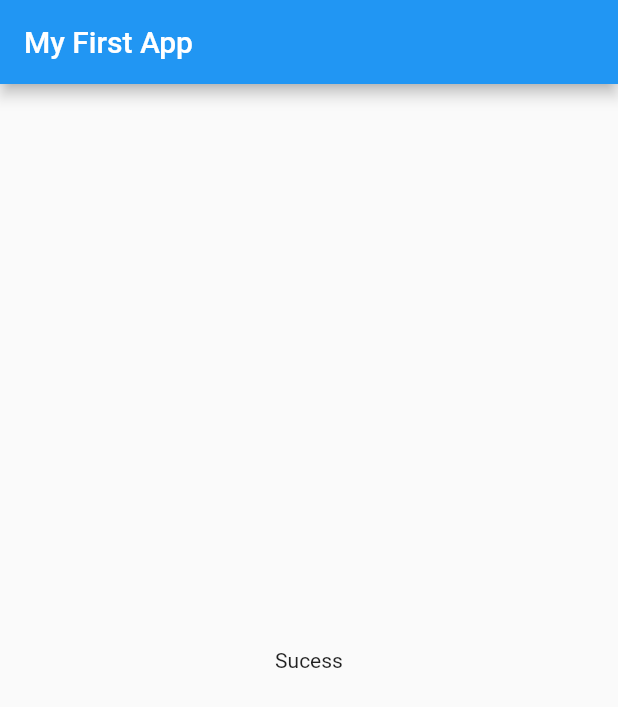
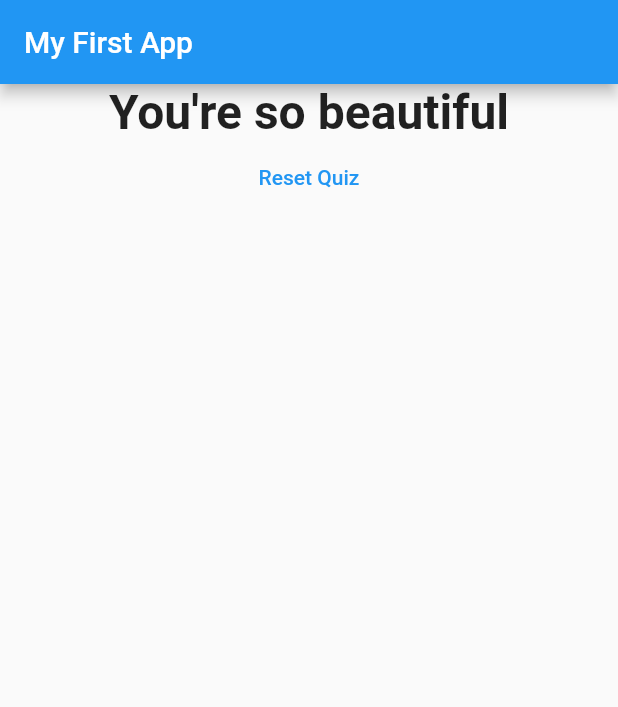
Before and after one commit to emertola/learn-flutter, a Flutter app: the screen it shows after launch, after a tap on "Black", after a tap on "Brown", after a tap on "Round", on a phone screen of 412 x 824 dp. Shown: the top 707 px of the screen. Run offline on Flutter 3.47's test engine with Material 2 defaults, Android fonts, the phone set to English and light mode, and no system bars.

Commit message:
final quiz app

```diff
--- a/lib/main.dart
+++ b/lib/main.dart
@@ -1,41 +1,69 @@
+import 'package:first_app/quiz.dart';
+import 'package:first_app/result.dart';
 import 'package:flutter/material.dart';
 
-import './question.dart';
-import 'package:first_app/answer.dart';
+// import './question.dart';
+// import 'package:first_app/answer.dart';
+import './quiz.dart';
 
 void main() => runApp(MyApp());
 
 class MyApp extends StatefulWidget {
   @override
   State<StatefulWidget> createState() {
-    return MyAppState();
+    return _MyAppState();
   }
 }
 
-class MyAppState extends State<MyApp> {
-  var questionIndex = 0;
+class _MyAppState extends State<MyApp> {
+  var _questionIndex = 0;
+  var _totalScore = 0;
 
-  void answerQuestion() {
+  void _answerQuestion(int score) {
+    _totalScore += score;
+
     setState(() {
-      questionIndex = questionIndex + 1;
+      _questionIndex = _questionIndex + 1;
     });
-    // print(questionIndex);
+  }
+
+  void _resetQuiz() {
+    setState(() {
+      _totalScore = 0;
+      _questionIndex = 0;
+    });
   }
 
   @override
   Widget build(BuildContext context) {
-    var questions = [
+    var _questions = [
       {
         'questionText': 'What\'s the color of your eye?',
-        'answers': ['Black', 'Brown', 'Blue', 'Green', 'Other']
+        'answers': [
+          {'text': 'Black', 'score': 5},
+          {'text': 'Brown', 'score': 8},
+          {'text': 'Blue', 'score': 10},
+          {'text': 'Green', 'score': 9},
+          {'text': 'Other', 'score': 6}
+        ]
       },
       {
         'questionText': 'What\s the color of your skin?',
-        'answers': ['White', 'Brown', 'Black', 'Other']
+        'answers': [
+          {'text': 'White', 'score': 10},
+          {'text': 'Brown', 'score': 6},
+          {'text': 'Black', 'score': 2},
+          {'text': 'Other', 'score': 5}
+        ]
       },
       {
         'questionText': 'What\'s the shape of your head?',
-        'answers': ['Round', 'Oval', 'Square', 'Other']
+        'answers': [
+          {'text': 'Round', 'score': 8},
+          {'text': 'Oval', 'score': 8},
+          {'text': 'Square', 'score': 4},
+          {'text': 'Other', 'score': 7}
+        ]
       }
     ];
 
@@ -44,19 +72,13 @@ class MyAppState extends State<MyApp> {
         appBar: AppBar(
           title: Text('My First App'),
         ),
-        body: questionIndex < questions.length
-            ? Column(
-                children: [
-                  Question(questions[questionIndex]['questionText']),
-                  ...(questions[questionIndex]['answers'] as List<String>)
-                      .map((answer) {
-                    return Answer(answerQuestion, answer);
-                  }).toList()
-                ],
+        body: _questionIndex < _questions.length
+            ? Quiz(
+                questions: _questions,
+                questionIndex: _questionIndex,
+                answerQuestion: _answerQuestion,
               )
-            : Center(
-                child: Text('Sucess'),
-              ),
+            : Result(_totalScore, _resetQuiz),
       ),
     );
   }
--- /dev/null
+++ b/lib/quiz.dart
@@ -0,0 +1,30 @@
+import 'package:first_app/question.dart';
+import 'package:flutter/material.dart';
+
+import './question.dart';
+import './answer.dart';
+
+class Quiz extends StatelessWidget {
+  final List<Map<String, Object>> questions;
+  final int questionIndex;
+  final Function answerQuestion;
+
+  Quiz({
+    @required this.questions,
+    @required this.questionIndex,
+    @required this.answerQuestion,
+  });
+
+  @override
+  Widget build(BuildContext context) {
+    return Column(
+      children: [
+        Question(questions[questionIndex]['questionText']),
+        ...(questions[questionIndex]['answers'] as List<Map<String, Object>>)
+            .map((answer) {
+          return Answer(() => answerQuestion(answer['score']), answer['text']);
+        }).toList()
+      ],
+    );
+  }
+}
--- /dev/null
+++ b/lib/result.dart
@@ -0,0 +1,36 @@
+import 'package:flutter/material.dart';
+
+class Result extends StatelessWidget {
+  final int resultScore;
+  final Function resetHandler;
+
+  Result(this.resultScore, this.resetHandler);
+
+  String get resultPhrase {
+    String resultText;
+    if (resultScore <= 15) {
+      resultText = 'Such a nice person';
+    } else if (resultScore <= 25) {
+      resultText = 'You\'re so beautiful';
+    } else {
+      resultText = 'Like an angel';
+    }
+    return resultText;
+  }
+
+  @override
+  Widget build(BuildContext context) {
+    return Center(
+      child: Column(
+        children: [
+          Text(
+            resultPhrase,
+            style: TextStyle(fontSize: 32, fontWeight: FontWeight.bold),
+            textAlign: TextAlign.center,
+          ),
+          TextButton(onPressed: resetHandler, child: Text('Reset Quiz'))
+        ],
+      ),
+    );
+  }
+}
```
Also changed, not shown: pubspec.lock.
